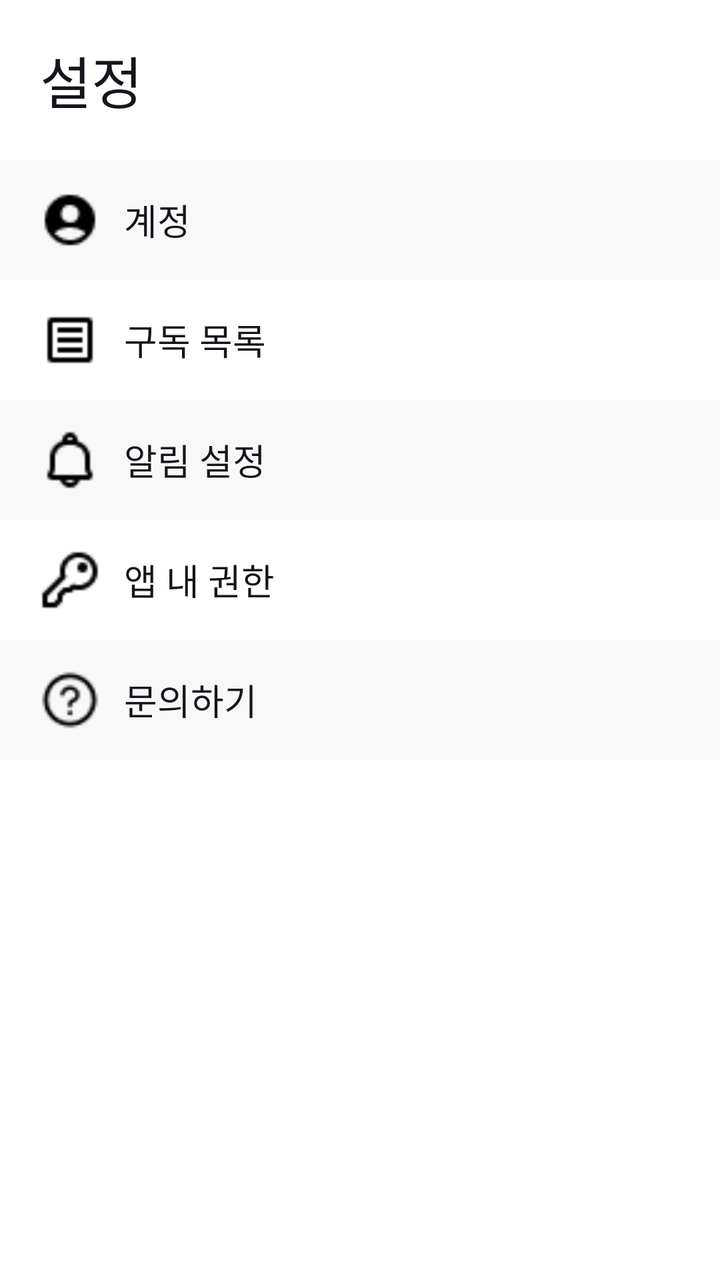
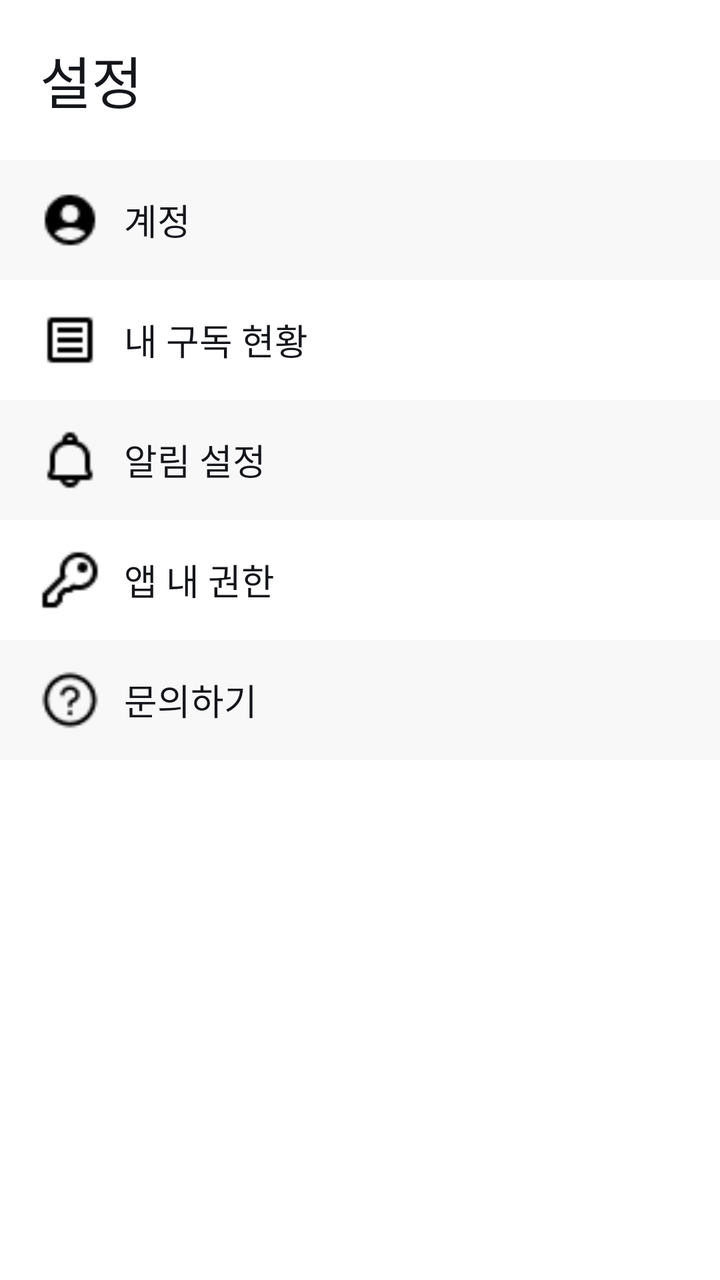

The first picture is an Android layout as it rendered before a commit; the second is the same layout after the commit. The layout source and the unified diff follow.
<!-- AndroidManifest.xml: application theme Theme.Submate -->
<!-- res/layout/screen_setting.xml -->
<?xml version="1.0" encoding="utf-8"?>
<FrameLayout xmlns:android="http://schemas.android.com/apk/res/android" android:layout_width="match_parent" android:layout_height="match_parent" android:background="@color/appwhite">
    <LinearLayout android:layout_width="match_parent" android:layout_height="match_parent" android:orientation="vertical">
        <include layout="@layout/common_header" />
        <LinearLayout android:id="@+id/setting_account" android:layout_width="match_parent" android:layout_height="60dp" android:background="@color/gray50" android:clickable="true" android:focusable="true" android:gravity="center_vertical">
            <ImageView android:layout_width="30dp" android:layout_height="30dp" android:layout_marginStart="20dp" android:contentDescription="계정" android:src="@drawable/ic_setting_account" />
            <TextView android:layout_width="wrap_content" android:layout_height="wrap_content" android:layout_marginStart="12dp" android:text="계정" android:textColor="@color/appblack" style="@style/typo_body_m1" />
        </LinearLayout>
        <LinearLayout android:id="@+id/setting_list" android:layout_width="match_parent" android:layout_height="60dp" android:clickable="true" android:focusable="true" android:gravity="center_vertical">
            <ImageView android:layout_width="30dp" android:layout_height="30dp" android:layout_marginStart="20dp" android:contentDescription="구독 목록" android:src="@drawable/ic_setting_list" />
            <TextView android:layout_width="wrap_content" android:layout_height="wrap_content" android:layout_marginStart="12dp" android:text="구독 목록" android:textColor="@color/appblack" style="@style/typo_body_m1" />
        </LinearLayout>
        <LinearLayout android:id="@+id/setting_notification" android:layout_width="match_parent" android:layout_height="60dp" android:background="@color/gray50" android:clickable="true" android:focusable="true" android:gravity="center_vertical">
            <ImageView android:layout_width="30dp" android:layout_height="30dp" android:layout_marginStart="20dp" android:contentDescription="알림 설정" android:src="@drawable/ic_setting_notification" />
            <TextView android:layout_width="wrap_content" android:layout_height="wrap_content" android:layout_marginStart="12dp" android:text="알림 설정" android:textColor="@color/appblack" style="@style/typo_body_m1" />
        </LinearLayout>
        <LinearLayout android:id="@+id/setting_access" android:layout_width="match_parent" android:layout_height="60dp" android:clickable="true" android:focusable="true" android:gravity="center_vertical">
            <ImageView android:layout_width="30dp" android:layout_height="30dp" android:layout_marginStart="20dp" android:contentDescription="앱 내 권한" android:src="@drawable/ic_setting_access" />
            <TextView android:layout_width="wrap_content" android:layout_height="wrap_content" android:layout_marginStart="12dp" android:text="앱 내 권한" android:textColor="@color/appblack" style="@style/typo_body_m1" />
        </LinearLayout>
        <LinearLayout android:id="@+id/setting_contact" android:layout_width="match_parent" android:layout_height="60dp" android:background="@color/gray50" android:clickable="true" android:focusable="true" android:gravity="center_vertical">
            <ImageView android:layout_width="30dp" android:layout_height="30dp" android:layout_marginStart="20dp" android:contentDescription="문의하기" android:src="@drawable/ic_setting_contact" />
            <TextView android:layout_width="wrap_content" android:layout_height="wrap_content" android:layout_marginStart="12dp" android:text="문의하기" android:textColor="@color/appblack" style="@style/typo_body_m1" />
        </LinearLayout>
    </LinearLayout>
</FrameLayout>
<!-- res/layout/common_header.xml (included above) -->
<?xml version="1.0" encoding="utf-8"?>
<TextView xmlns:android="http://schemas.android.com/apk/res/android"
    android:id="@+id/common_header"
    android:layout_width="match_parent"
    android:layout_height="80dp"
    android:background="@color/appwhite"
    android:gravity="center_vertical"
    android:paddingStart="20dp"
    android:text="설정"
    android:textColor="@color/appblack"
    style="@style/typo_title_b1" />
<!-- resources referenced by this layout -->
<resources>
  <color name="appblack">#14161B</color>
  <color name="appwhite">#FFFFFF</color>
  <color name="gray50">#F8F8F8</color>
  <!-- drawable ic_setting_access: png bitmap (drawable, 374 bytes) -->
  <!-- drawable ic_setting_account: png bitmap (drawable, 410 bytes) -->
  <!-- drawable ic_setting_contact: png bitmap (drawable, 507 bytes) -->
  <!-- drawable ic_setting_list: png bitmap (drawable, 234 bytes) -->
  <!-- drawable ic_setting_notification: png bitmap (drawable, 355 bytes) -->
  <style name="typo_body_m1"><item name="android:fontFamily">@font/pretendard_medium</item><item name="android:textSize">18sp</item></style>
  <style name="typo_title_b1"><item name="android:fontFamily">@font/pretendard_bold</item><item name="android:textSize">28sp</item></style>
  <style name="Theme.Submate" parent="Base.Theme.Submate" />
  <style name="Base.Theme.Submate" parent="Theme.Material3.DayNight.NoActionBar">
          
          
      </style>
</resources>

<!-- the commit's change to res/layout/screen_setting.xml (unified diff, before → after) -->
@@ -7,8 +7,8 @@
             <TextView android:layout_width="wrap_content" android:layout_height="wrap_content" android:layout_marginStart="12dp" android:text="계정" android:textColor="@color/appblack" style="@style/typo_body_m1" />
         </LinearLayout>
         <LinearLayout android:id="@+id/setting_list" android:layout_width="match_parent" android:layout_height="60dp" android:clickable="true" android:focusable="true" android:gravity="center_vertical">
-            <ImageView android:layout_width="30dp" android:layout_height="30dp" android:layout_marginStart="20dp" android:contentDescription="구독 목록" android:src="@drawable/ic_setting_list" />
-            <TextView android:layout_width="wrap_content" android:layout_height="wrap_content" android:layout_marginStart="12dp" android:text="구독 목록" android:textColor="@color/appblack" style="@style/typo_body_m1" />
+            <ImageView android:layout_width="30dp" android:layout_height="30dp" android:layout_marginStart="20dp" android:contentDescription="내 구독 현황" android:src="@drawable/ic_setting_list" />
+            <TextView android:layout_width="wrap_content" android:layout_height="wrap_content" android:layout_marginStart="12dp" android:text="내 구독 현황" android:textColor="@color/appblack" style="@style/typo_body_m1" />
         </LinearLayout>
         <LinearLayout android:id="@+id/setting_notification" android:layout_width="match_parent" android:layout_height="60dp" android:background="@color/gray50" android:clickable="true" android:focusable="true" android:gravity="center_vertical">
             <ImageView android:layout_width="30dp" android:layout_height="30dp" android:layout_marginStart="20dp" android:contentDescription="알림 설정" android:src="@drawable/ic_setting_notification" />
